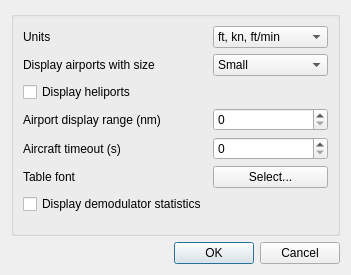
This is plugins/channelrx/demodadsb/adsbdemoddisplaydialog.ui in f4exb/sdrangel as Qt 5 draws it before an edit. The edited form follows.
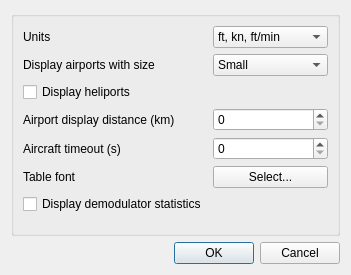
This is the edited form.

Commit message: Add Az/El and distance to airport information box. Use km rather than nm for distance to airport calculation. Require double click to set ATC freqeuncy. Allow airport to be set as target, by double clicking Az/El in airport info box.

```diff
--- a/plugins/channelrx/demodadsb/adsbdemoddisplaydialog.ui
+++ b/plugins/channelrx/demodadsb/adsbdemoddisplaydialog.ui
@@ -89,7 +89,7 @@
       <item row="3" column="0">
        <widget class="QLabel" name="airportRangeLabel">
         <property name="text">
-         <string>Airport display range (nm)</string>
+         <string>Airport display distance (km)</string>
         </property>
        </widget>
       </item>
```
Left out of the diff: 2 changed lines with no effect on the pictures. The commit also changes 5 other files.
